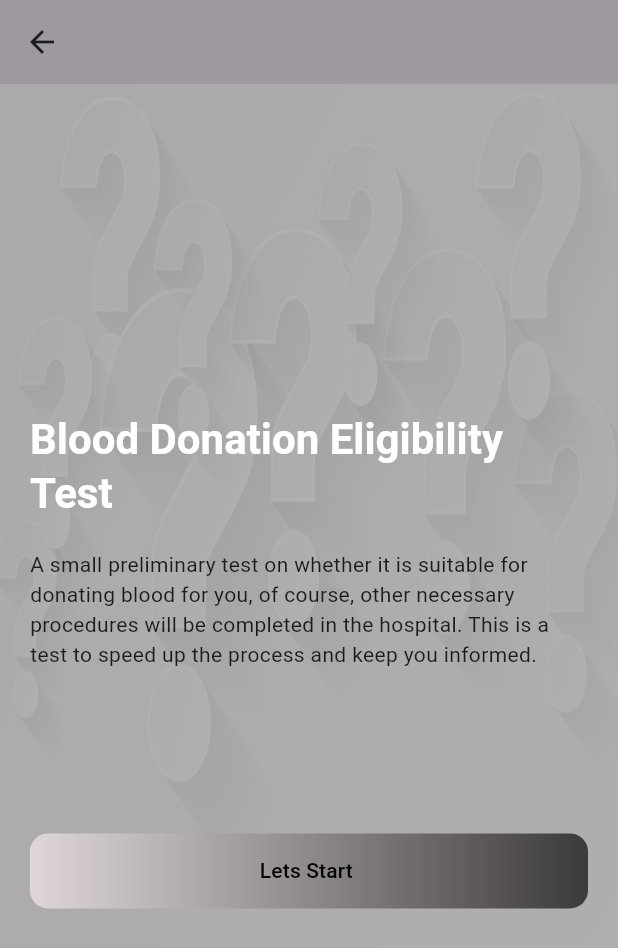
After one commit to bidur0123/DonorHub, a Flutter app: the TestStartingScreen screen opened directly, on a phone screen of 412 x 824 dp. The commit adds this screen. Shown: the top 948 px of the screen. Run offline on Flutter 3.47's test engine with Material 3 defaults, Android fonts, the phone set to English and light mode, and no system bars; our stand-ins replace fluttertoast, get.

Commit message:
welcome page

```diff
--- /dev/null
+++ b/lib/screen/welcome/welcome_screen.dart
@@ -0,0 +1,78 @@
+import 'package:donor_hub/utils/constants.dart';
+import 'package:flutter/material.dart';
+import 'package:get/get.dart';
+
+
+class TestStartingScreen extends StatelessWidget {
+  const TestStartingScreen({super.key});
+
+  @override
+  Widget build(BuildContext context) {
+    return Scaffold(
+    //  drawer: DonorDrawer(),
+      appBar: AppBar(
+        backgroundColor: Colors.black38,
+      ),
+      body: Stack(
+        children: [
+          Container(
+            width: double.infinity,
+            height: double.infinity,
+            decoration: BoxDecoration(
+              image: DecorationImage(
+                opacity: 0.5,
+                image: const AssetImage('assets/icons/bg.jpg'),
+                fit: BoxFit.fill,
+                colorFilter: ColorFilter.mode(
+                    Colors.black.withOpacity(0.6), BlendMode.dstATop),
+              ),
+            ),
+          ),
+          SafeArea(
+            child: Padding(
+              padding: const EdgeInsets.symmetric(horizontal: kDefaultPadding),
+              child: Column(
+                crossAxisAlignment: CrossAxisAlignment.start,
+                children: [
+                  const Spacer(flex: 2), //2/6
+                  Text(
+                    "Blood Donation Eligibility Test",
+                    style: Theme.of(context).textTheme.headlineMedium?.copyWith(
+                        color: Colors.white, fontWeight: FontWeight.bold),
+                  ),
+                  const SizedBox(
+                    height: 20,
+                  ),
+                  const Text(
+                      "A small preliminary test on whether it is suitable for donating blood for you, of course, other necessary procedures will be completed in the hospital. This is a test to speed up the process and keep you informed."),
+                  const Spacer(), // 1/6
+                  InkWell(
+                //    onTap: () => Get.to(() => QuizScreen()),
+                    child: Container(
+                      width: double.infinity,
+                      alignment: Alignment.center,
+                      padding: const EdgeInsets.all(kDefaultPadding * 0.75),
+                      // 15
+                      decoration: const BoxDecoration(
+                        gradient: kPrimaryGradient,
+                        borderRadius: BorderRadius.all(Radius.circular(12)),
+                      ),
+                      child: Text(
+                        "Lets Start ",
+                        style: Theme.of(context)
+                            .textTheme
+                            .labelLarge
+                            ?.copyWith(color: Colors.black),
+                      ),
+                    ),
+                  ),
+                  const Spacer(flex: 2), // it will take 2/6 spaces
+                ],
+              ),
+            ),
+          ),
+        ],
+      ),
+    );
+  }
+}
--- /dev/null
+++ b/lib/utils/constants.dart
@@ -0,0 +1,14 @@
+import 'package:flutter/material.dart';
+
+const kSecondaryColor = Color(0xFF424040);
+const kGreenColor = Color(0xFF6AC259);
+const kRedColor = Color(0xFFE92E30);
+const kGrayColor = Color(0xFFC1C1C1);
+const kBlackColor = Color(0xFF101010);
+const kPrimaryGradient = LinearGradient(
+  colors: [Color(0xFFE0D8D8), Color(0xFF3D3A3A)],
+  begin: Alignment.centerLeft,
+  end: Alignment.centerRight,
+);
+
+const double kDefaultPadding = 20.0;
```
Also changed, not shown: lib/screen/Authentication/Login/login_page.dart (+27 -4 lines), lib/screen/welcome/transaction_result.dart (added, +84 -0 lines).
